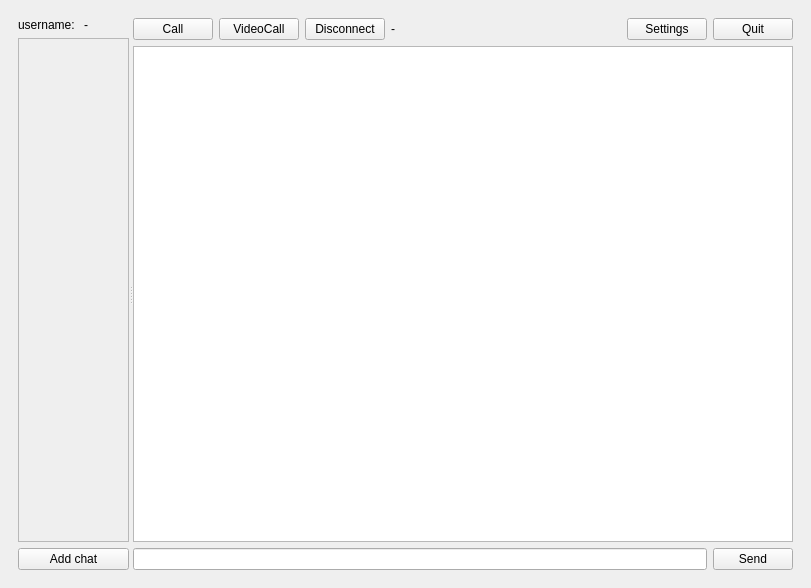
The window that miMessageClient/mainwindow.ui (lucky-rydar/miMessage) describes before a commit, drawn with Qt 5.
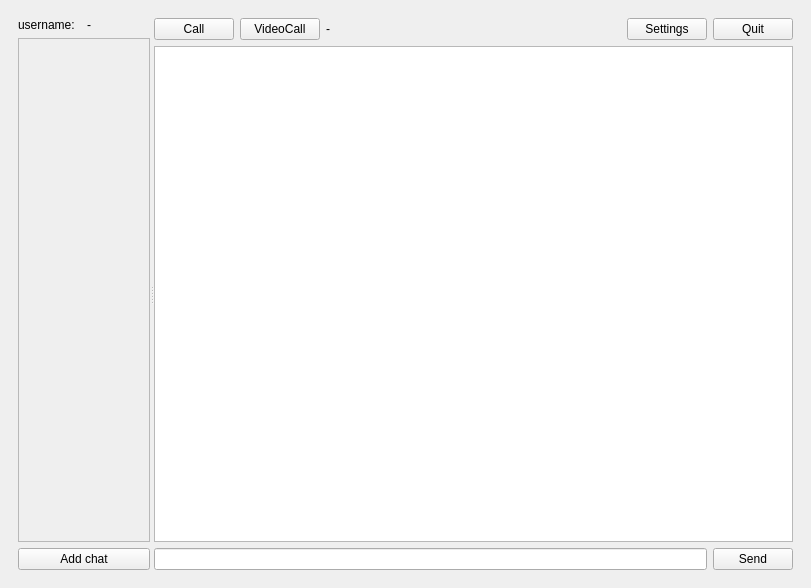
The same window after the commit.

Commit message: Deleted useless button on MainWindow

Diff of the .ui file:
```diff
--- a/miMessageClient/mainwindow.ui
+++ b/miMessageClient/mainwindow.ui
@@ -325,7 +325,7 @@
           <property name="orientation">
            <enum>Qt::Horizontal</enum>
           </property>
-          <widget class="QWidget" name="">
+          <widget class="QWidget" name="layoutWidget">
            <layout class="QVBoxLayout" name="verticalLayout_8">
             <item>
              <layout class="QHBoxLayout" name="horizontalLayout_15">
@@ -357,7 +357,7 @@
                   <rect>
                    <x>0</x>
                    <y>0</y>
-                   <width>174</width>
+                   <width>108</width>
                    <height>498</height>
                   </rect>
                  </property>
@@ -411,13 +411,6 @@
                 </property>
                </widget>
               </item>
-              <item>
-               <widget class="QPushButton" name="disconnectButton">
-                <property name="text">
-                 <string>Disconnect</string>
-                </property>
-               </widget>
-              </item>
               <item>
                <widget class="QLabel" name="currentChatLabel">
                 <property name="text">
```
The commit also changes 1 other file.
